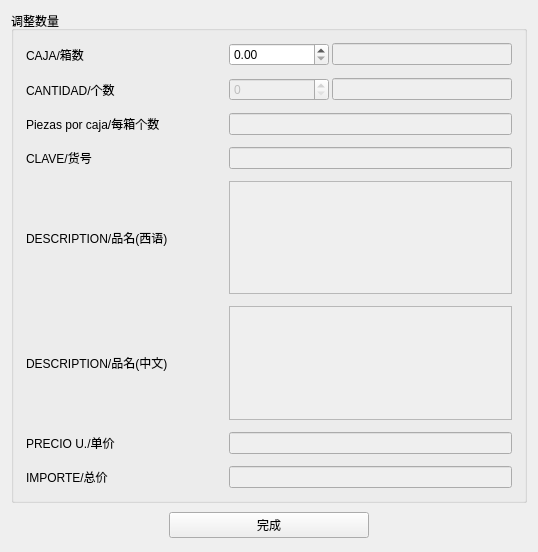
This is CompanyStroageManagement/Adjust_List_Item_Win.ui in linxinwNeo/CompanyStroageManagement as Qt 5 draws it before an edit. The edited form follows.
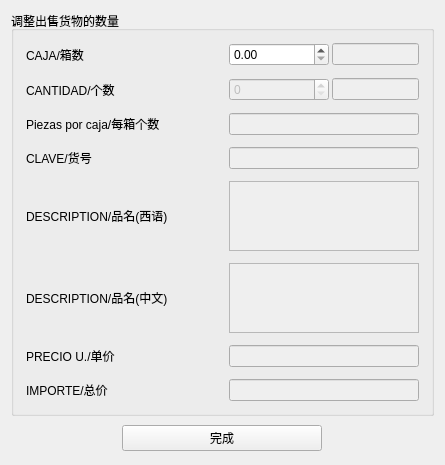
This is the edited form.

Patch:
```diff
--- a/CompanyStroageManagement/Adjust_List_Item_Win.ui
+++ b/CompanyStroageManagement/Adjust_List_Item_Win.ui
@@ -6,8 +6,8 @@
    <rect>
     <x>0</x>
     <y>0</y>
-    <width>538</width>
-    <height>552</height>
+    <width>445</width>
+    <height>387</height>
    </rect>
   </property>
   <property name="windowTitle">
@@ -17,7 +17,7 @@
    <item>
     <widget class="QGroupBox" name="adjust_list_item_GB">
      <property name="title">
-      <string>调整数量</string>
+      <string>调整出售货物的数量</string>
      </property>
      <layout class="QVBoxLayout" name="verticalLayout">
       <item>
```
Left out of the diff: 6 changed lines with no effect on the pictures.
